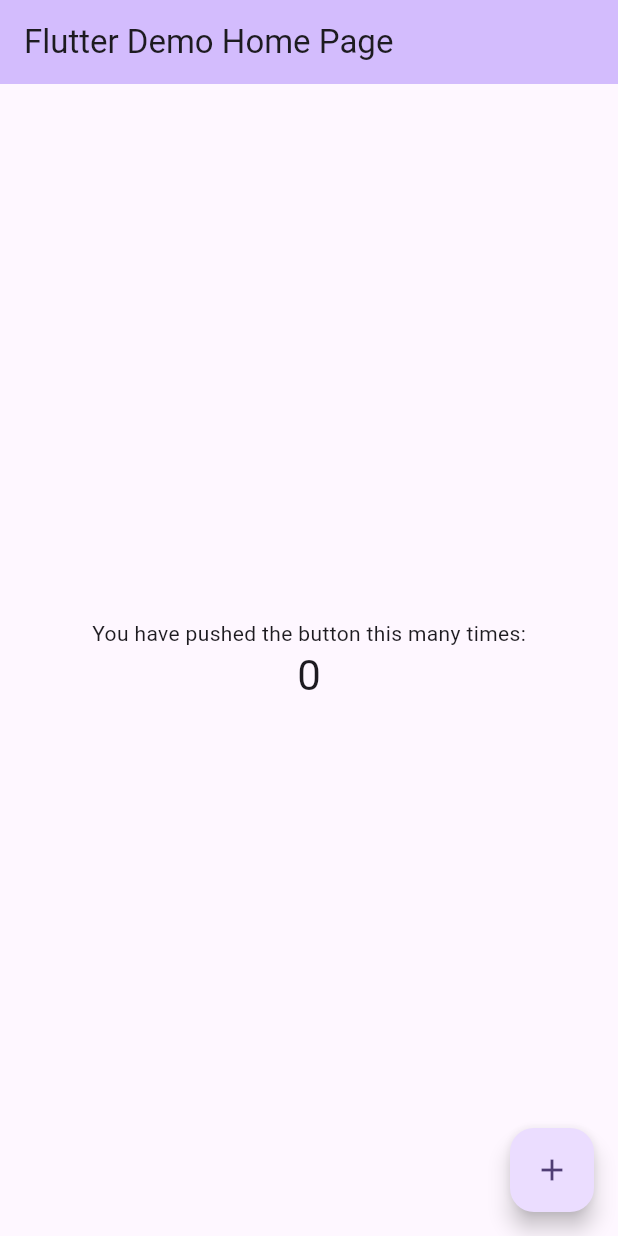
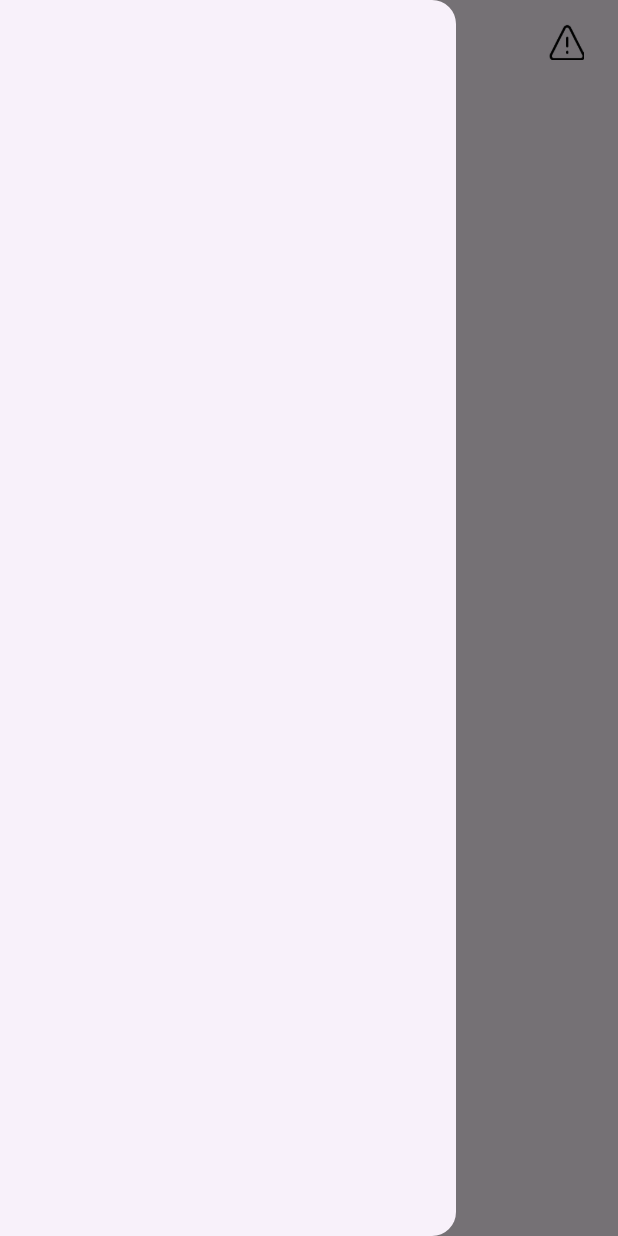
Before and after one commit to hgajipara246/taste_now, a Flutter app: the screen it shows after launch, with the side drawer open (before the commit the screen has no drawer), on a phone screen of 412 x 824 dp. Run offline on Flutter 3.47's test engine with Material 2 defaults, Android fonts, the phone set to English and light mode, and no system bars; our stand-ins replace animated_text_kit, flutter_screenutil, get.

Commit message:
8/7/2023

```diff
--- a/lib/main.dart
+++ b/lib/main.dart
@@ -1,4 +1,8 @@
 import 'package:flutter/material.dart';
+import 'package:flutter_screenutil/flutter_screenutil.dart';
+import 'package:get/get.dart';
+import 'package:taste_now/utils/routes/app_routes.dart';
+import 'package:taste_now/utils/routes/routes_name.dart';
 
 void main() {
   runApp(const MyApp());
@@ -10,116 +14,24 @@ class MyApp extends StatelessWidget {
   // This widget is the root of your application.
   @override
   Widget build(BuildContext context) {
-    return MaterialApp(
-      title: 'Flutter Demo',
-      theme: ThemeData(
-        // This is the theme of your application.
-        //
-        // TRY THIS: Try running your application with "flutter run". You'll see
-        // the application has a blue toolbar. Then, without quitting the app,
-        // try changing the seedColor in the colorScheme below to Colors.green
-        // and then invoke "hot reload" (save your changes or press the "hot
-        // reload" button in a Flutter-supported IDE, or press "r" if you used
-        // the command line to start the app).
-        //
-        // Notice that the counter didn't reset back to zero; the application
-        // state is not lost during the reload. To reset the state, use hot
-        // restart instead.
-        //
-        // This works for code too, not just values: Most code changes can be
-        // tested with just a hot reload.
-        colorScheme: ColorScheme.fromSeed(seedColor: Colors.deepPurple),
-        useMaterial3: true,
-      ),
-      home: const MyHomePage(title: 'Flutter Demo Home Page'),
+    ScreenUtil.init(context, designSize: const Size(360, 690));
+
+    return ScreenUtilInit(
+      designSize: const Size(360, 690),
+      minTextAdapt: true,
+      splitScreenMode: true,
+      builder: (BuildContext context, Widget? child) {
+        return GetMaterialApp(
+          title: 'Flutter Demo',
+          debugShowCheckedModeBanner: false,
+          theme: ThemeData(
+            colorScheme: ColorScheme.fromSeed(seedColor: Colors.deepPurple),
+            useMaterial3: true,
+          ),
+          getPages: AppRoutes.getPages,
+          initialRoute: RoutesName.splashScreen,
+        );
+      },
     );
   }
 }
-
-class MyHomePage extends StatefulWidget {
-  const MyHomePage({super.key, required this.title});
-
-  // This widget is the home page of your application. It is stateful, meaning
-  // that it has a State object (defined below) that contains fields that affect
-  // how it looks.
-
-  // This class is the configuration for the state. It holds the values (in this
-  // case the title) provided by the parent (in this case the App widget) and
-  // used by the build method of the State. Fields in a Widget subclass are
-  // always marked "final".
-
-  final String title;
-
-  @override
-  State<MyHomePage> createState() => _MyHomePageState();
-}
-
-class _MyHomePageState extends State<MyHomePage> {
-  int _counter = 0;
-
-  void _incrementCounter() {
-    setState(() {
-      // This call to setState tells the Flutter framework that something has
-      // changed in this State, which causes it to rerun the build method below
-      // so that the display can reflect the updated values. If we changed
-      // _counter without calling setState(), then the build method would not be
-      // called again, and so nothing would appear to happen.
-      _counter++;
-    });
-  }
-
-  @override
-  Widget build(BuildContext context) {
-    // This method is rerun every time setState is called, for instance as done
-    // by the _incrementCounter method above.
-    //
-    // The Flutter framework has been optimized to make rerunning build methods
-    // fast, so that you can just rebuild anything that needs updating rather
-    // than having to individually change instances of widgets.
-    return Scaffold(
-      appBar: AppBar(
-        // TRY THIS: Try changing the color here to a specific color (to
-        // Colors.amber, perhaps?) and trigger a hot reload to see the AppBar
-        // change color while the other colors stay the same.
-        backgroundColor: Theme.of(context).colorScheme.inversePrimary,
-        // Here we take the value from the MyHomePage object that was created by
-        // the App.build method, and use it to set our appbar title.
-        title: Text(widget.title),
-      ),
-      body: Center(
-        // Center is a layout widget. It takes a single child and positions it
-        // in the middle of the parent.
-        child: Column(
-          // Column is also a layout widget. It takes a list of children and
-          // arranges them vertically. By default, it sizes itself to fit its
-          // children horizontally, and tries to be as tall as its parent.
-          //
-          // Column has various properties to control how it sizes itself and
-          // how it positions its children. Here we use mainAxisAlignment to
-          // center the children vertically; the main axis here is the vertical
-          // axis because Columns are vertical (the cross axis would be
-          // horizontal).
-          //
-          // TRY THIS: Invoke "debug painting" (choose the "Toggle Debug Paint"
-          // action in the IDE, or press "p" in the console), to see the
-          // wireframe for each widget.
-          mainAxisAlignment: MainAxisAlignment.center,
-          children: <Widget>[
-            const Text(
-              'You have pushed the button this many times:',
-            ),
-            Text(
-              '$_counter',
-              style: Theme.of(context).textTheme.headlineMedium,
-            ),
-          ],
-        ),
-      ),
-      floatingActionButton: FloatingActionButton(
-        onPressed: _incrementCounter,
-        tooltip: 'Increment',
-        child: const Icon(Icons.add),
-      ), // This trailing comma makes auto-formatting nicer for build methods.
-    );
-  }
-}
--- /dev/null
+++ b/lib/res/constant/app_assets.dart
@@ -0,0 +1,5 @@
+class AppAssets {
+  static const String imagePath = "assets/images/";
+  static const String iconPath = "assets/icons/";
+  static const String alertIcon = "${iconPath}alert.png";
+}
--- /dev/null
+++ b/lib/res/constant/app_string.dart
@@ -0,0 +1,4 @@
+class AppString {
+  static const String splashScreen = "Taste Now";
+  static const String homeScreenTitle = "Sunset Boulevard";
+}
--- /dev/null
+++ b/lib/utils/routes/app_routes.dart
@@ -0,0 +1,13 @@
+import 'package:get/get.dart';
+import 'package:taste_now/utils/routes/routes_name.dart';
+import 'package:taste_now/view/home_screen/home_controller.dart';
+import 'package:taste_now/view/home_screen/home_screen.dart';
+import 'package:taste_now/view/splash_screen/splash_binding.dart';
+import 'package:taste_now/view/splash_screen/splash_screen.dart';
+
+class AppRoutes {
+  static List<GetPage> getPages = [
+    GetPage(name: RoutesName.splashScreen, page: () => const SplashScreen(), binding: SplashBinding()),
+    GetPage(name: RoutesName.homeScreen, page: () => const HomeScreen(), binding: HomeBinding()),
+  ];
+}
--- /dev/null
+++ b/lib/utils/routes/routes_name.dart
@@ -0,0 +1,4 @@
+class RoutesName {
+  static const String splashScreen = "/";
+  static const String homeScreen = "/homeScreen";
+}
--- /dev/null
+++ b/lib/view/home_screen/home_controller.dart
@@ -0,0 +1,8 @@
+import 'package:get/get.dart';
+
+class HomeBinding implements Bindings {
+  @override
+  void dependencies() {
+    // TODO: implement dependencies
+  }
+}
--- /dev/null
+++ b/lib/view/home_screen/home_screen.dart
@@ -0,0 +1,33 @@
+import 'package:flutter/material.dart';
+import 'package:flutter_screenutil/flutter_screenutil.dart';
+import 'package:taste_now/res/constant/app_assets.dart';
+import 'package:taste_now/res/constant/app_string.dart';
+
+class HomeScreen extends StatelessWidget {
+  const HomeScreen({super.key});
+
+  @override
+  Widget build(BuildContext context) {
+    return Scaffold(
+      appBar: AppBar(
+        iconTheme: IconThemeData(
+          color: Color(0xFFF72D57),
+        ),
+        centerTitle: true,
+        title: Text(AppString.homeScreenTitle),
+        actions: [
+          Padding(
+            padding: EdgeInsets.only(
+              right: ScreenUtil().setWidth(20),
+            ),
+            child: Image.asset(
+              AppAssets.alertIcon,
+              height: ScreenUtil().setHeight(20),
+            ),
+          ),
+        ],
+      ),
+      drawer: Drawer(),
+    );
+  }
+}
--- /dev/null
+++ b/lib/view/splash_screen/splash_binding.dart
@@ -0,0 +1,10 @@
+import 'package:get/get.dart';
+import 'package:taste_now/view/splash_screen/splash_controller.dart';
+
+class SplashBinding implements Bindings {
+  @override
+  void dependencies() {
+    // TODO: implement dependencies
+    Get.put<SplashController>(SplashController());
+  }
+}
```
Also changed, not shown: lib/view/splash_screen/splash_controller.dart (added, +18 -0 lines), lib/view/splash_screen/splash_screen.dart (added, +38 -0 lines), pubspec.yaml (+11 -14 lines), assets/fonts/Praise/Praise-Regular.ttf (added), assets/icons/alert.png (added), lib/res/common/app_button.dart (added), lib/res/common/app_text_field.dart (added), lib/res/constant/app_colors.dart (added), lib/res/constant/contant.dart (added), lib/res/controller/base_controller.dart (added), lib/utils/utils.dart (added), lib/view/home_screen/home_binding.dart (added), pubspec.lock.
